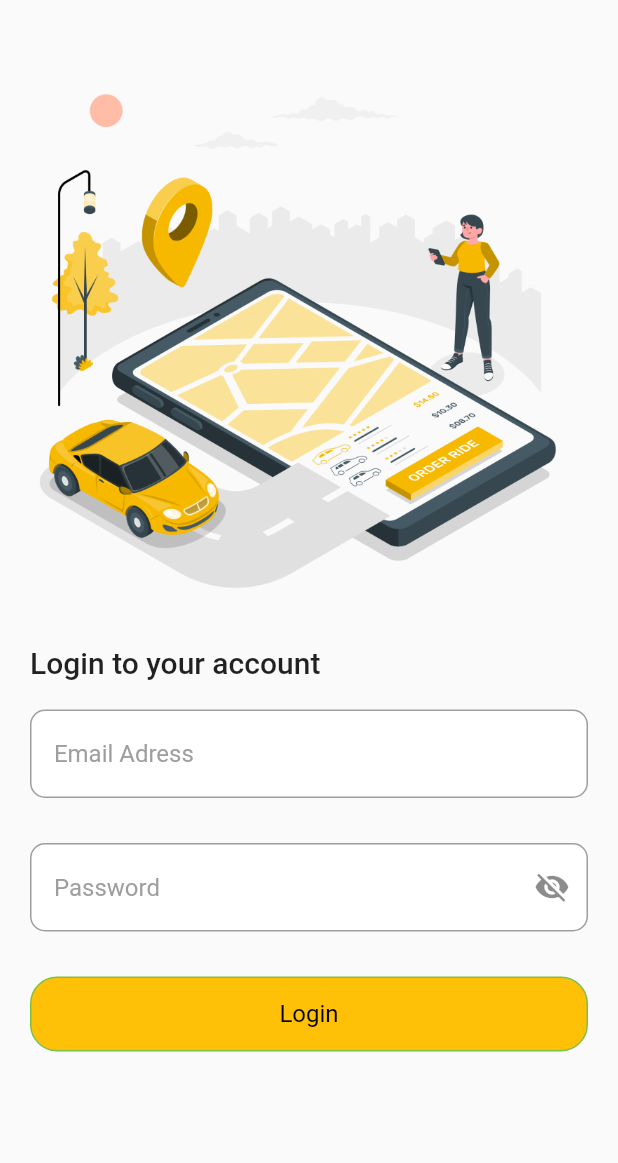
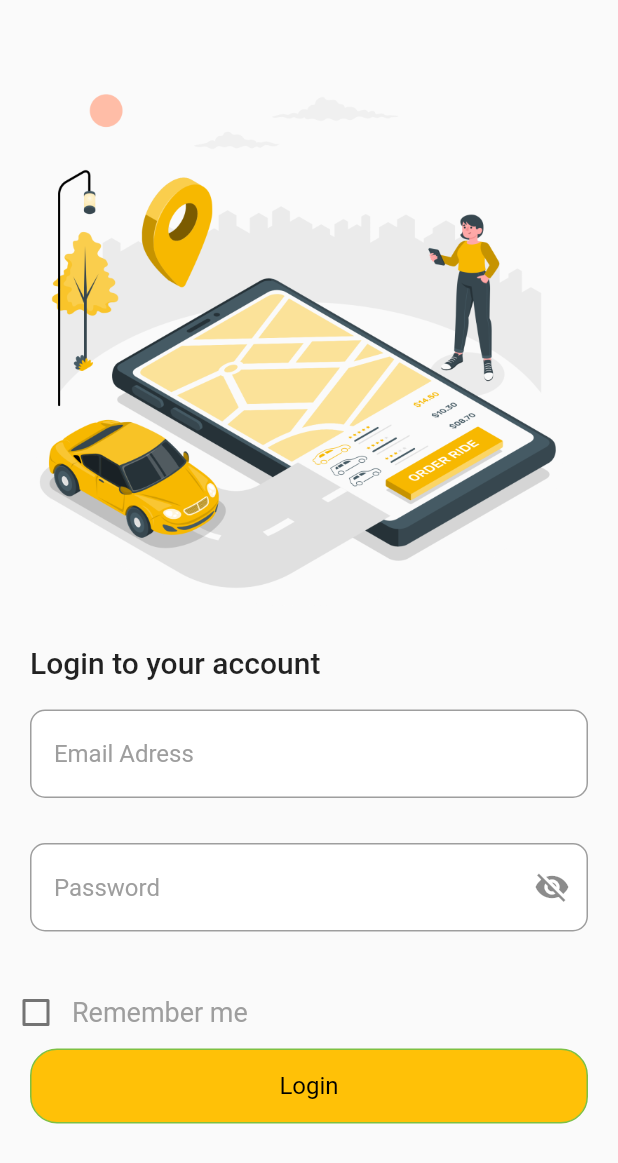
Before and after one commit to mahmoudrabie97/trips_mangement, a Flutter app: the LoginScreen screen opened directly, on a phone screen of 412 x 824 dp. Shown: the top 1163 px of the screen. Run offline on Flutter 3.47's test engine with Material 2 defaults, Android fonts, the phone set to English and light mode, and no system bars; our stand-ins replace date_picker_timeline, flutter_bloc, google_maps_flutter, iconly, location; missing offline and left inert: intro_screen_onboarding_flutter; accounts and stored records are empty; statements that could not run were skipped.

Commit message:
remember me

```diff
--- a/lib/cubit/logincubit/logincubit.dart
+++ b/lib/cubit/logincubit/logincubit.dart
@@ -18,6 +18,14 @@ class LoginCubit extends Cubit<LoginStates> {
   IconData sufficxicpc = Icons.visibility_off;
   bool isSecurep = true;
   bool isSecurepc = true;
+  bool  isChecked = false;
+
+
+  void Function(bool?)? checkBox (bool? val) {
+
+  isChecked = val!;
+  emit(CheckBoxSuccessState());
+  }
 
   void changeSecurePassword() {
     if (isSecurep) {
--- a/lib/cubit/logincubit/loginstates.dart
+++ b/lib/cubit/logincubit/loginstates.dart
@@ -11,3 +11,4 @@ class LoginErrorEmailorpasswordState extends LoginStates {}
 class LoginErrorState extends LoginStates {}
 
 class ChangesecurepasswordState extends LoginStates {}
+class CheckBoxSuccessState extends LoginStates {}
--- a/lib/views/login/loginscreen.dart
+++ b/lib/views/login/loginscreen.dart
@@ -105,6 +105,23 @@ class LoginScreen extends StatelessWidget {
                       const SizedBox(
                         height: 30,
                       ),
+                       Row(
+                        children: [
+                          Checkbox(
+                            checkColor: Colors.white,
+                           activeColor: Colors.amber,
+                            value: LoginCubit.get(context).isChecked,
+                            onChanged:(value) {
+                              LoginCubit.get(context).checkBox(value);
+                            },
+
+                          ),
+                        const  Text(
+                            'Remember me ',
+                            style: TextStyle(color: Colors.grey, fontSize: 18),
+                          )
+                        ],
+                      ),
                       Padding(
                         padding: const EdgeInsets.only(left: 20, right: 20),
                         child: state is LoginLoadingState
@@ -131,7 +148,7 @@ class LoginScreen extends StatelessWidget {
                                 borderRadius: 18,
                               ),
                       ),
-                      SizedBox(
+                      const    SizedBox(
                         height: 20,
                       ),
                     ],
```
Also changed, not shown: pubspec.lock.
